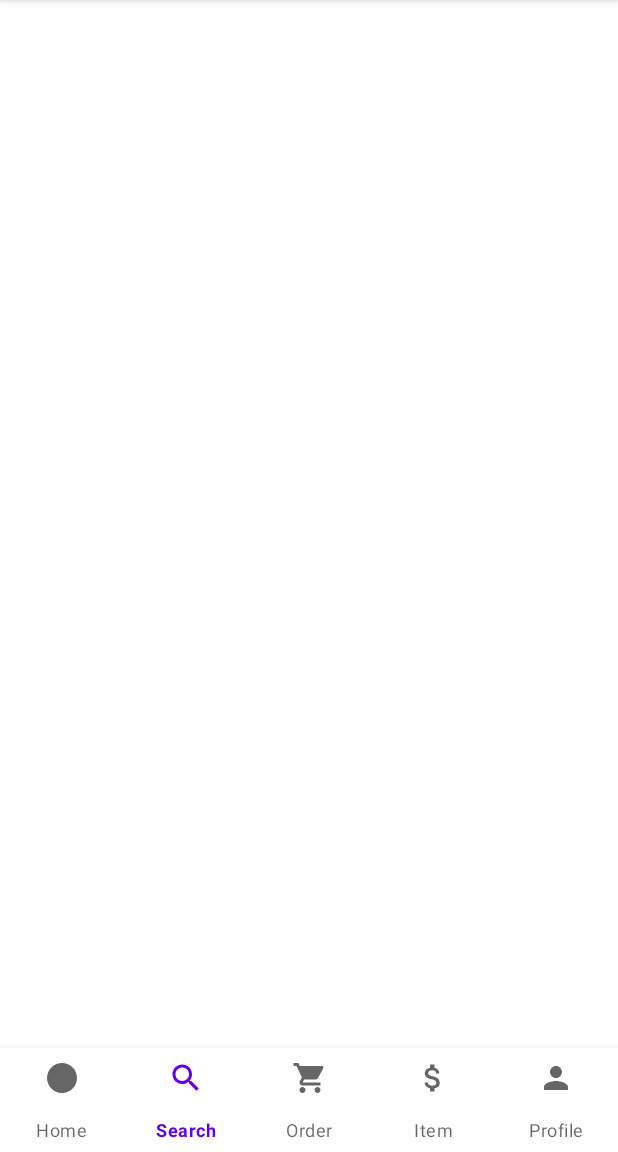
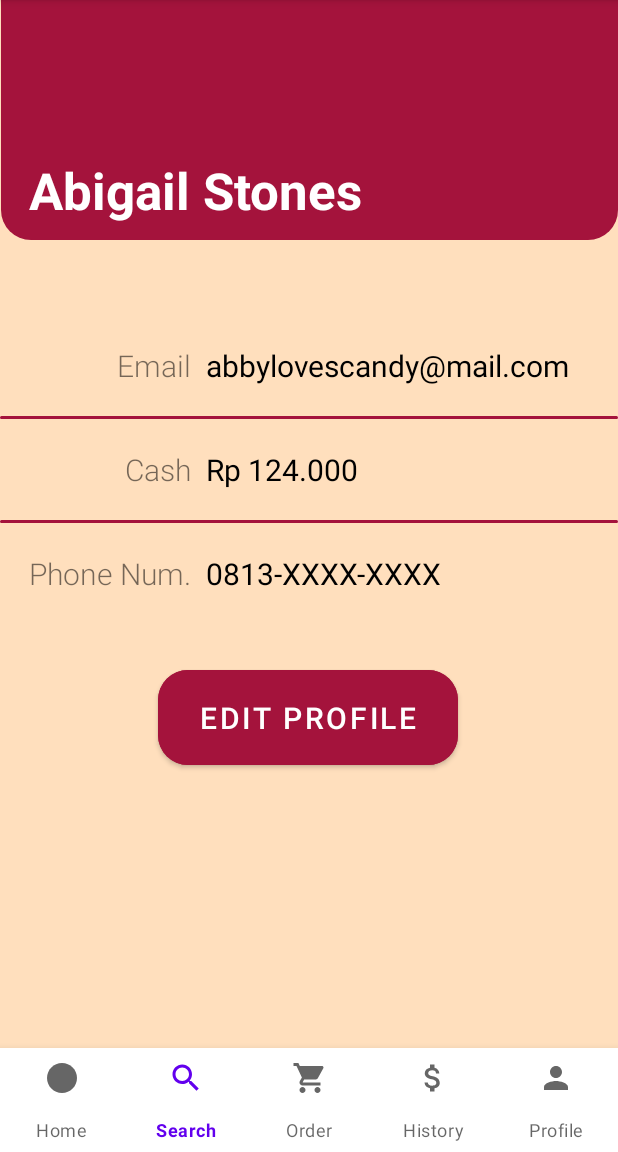
Before and after one commit to WideanNagari/Digital-Menu-User, an Android app: the screen it shows after launch (HomeActivity), item 2 of the bottom bar chosen, on a phone screen of 412 x 824 dp, the part 84-1236 px from its top. Run offline under Robolectric (Android 15) with nearby library versions, the phone set to English and light mode, and no system bars; our stand-ins replace Volley.

Commit message:
Minor Change pas maju proyek tdi

```diff
--- a/app/src/main/java/com/example/userapplication/HomeActivity.java
+++ b/app/src/main/java/com/example/userapplication/HomeActivity.java
@@ -1,10 +1,13 @@
 package com.example.userapplication;
 
+import androidx.annotation.NonNull;
 import androidx.annotation.Nullable;
 import androidx.appcompat.app.AppCompatActivity;
+import androidx.fragment.app.Fragment;
 
 import android.content.Intent;
 import android.os.Bundle;
+import android.view.MenuItem;
 
 import com.android.volley.AuthFailureError;
 import com.android.volley.Request;
@@ -13,6 +16,9 @@ import com.android.volley.Response;
 import com.android.volley.VolleyError;
 import com.android.volley.toolbox.StringRequest;
 import com.android.volley.toolbox.Volley;
+import com.example.userapplication.Fragments.ProfileFragment;
+import com.google.android.material.bottomnavigation.BottomNavigationView;
+import com.google.android.material.navigation.NavigationBarView;
 
 import org.json.JSONArray;
 import org.json.JSONException;
@@ -23,10 +29,30 @@ import java.util.Map;
 
 public class HomeActivity extends AppCompatActivity {
 
+    BottomNavigationView navbar;
     @Override
     protected void onCreate(Bundle savedInstanceState) {
         super.onCreate(savedInstanceState);
         setContentView(R.layout.activity_home);
+        navbar = findViewById(R.id.nav_home);
+
+        navbar.setOnItemSelectedListener(new NavigationBarView.OnItemSelectedListener() {
+            @Override
+            public boolean onNavigationItemSelected(@NonNull MenuItem item) {
+                Fragment frag;
+                switch (item.getItemId()){
+                    default:
+                        frag = ProfileFragment.newInstance("param1", "param2");
+                        break;
+                }
+                try {
+                    getSupportFragmentManager().beginTransaction().replace(R.id.fr_home,frag).commit();
+                } catch (Exception e) {
+                    e.printStackTrace();
+                }
+                return true;
+            }
+        });
 
     }
     private void GetAllMahasiswaProcess(){
--- a/app/src/main/res/layout/fragment_profile.xml
+++ b/app/src/main/res/layout/fragment_profile.xml
@@ -167,16 +167,16 @@
     <Button
         android:id="@+id/btn_profileedit"
         android:layout_width="200dp"
-        android:layout_height="wrap_content"
+        android:layout_height="75dp"
         android:backgroundTint="@color/pink3"
         android:text="Edit Profile"
-        android:textSize="16sp"
+        android:textSize="20sp"
         app:cornerRadius="20dp"
         app:layout_constraintBottom_toBottomOf="parent"
         app:layout_constraintEnd_toEndOf="parent"
         app:layout_constraintHorizontal_bias="0.497"
         app:layout_constraintStart_toStartOf="parent"
         app:layout_constraintTop_toBottomOf="@+id/linearLayout2"
-        app:layout_constraintVertical_bias="0.097" />
+        app:layout_constraintVertical_bias="0.120000005" />
 
 </androidx.constraintlayout.widget.ConstraintLayout>
--- a/app/src/main/res/menu/navbar_home.xml
+++ b/app/src/main/res/menu/navbar_home.xml
@@ -24,7 +24,7 @@
         android:id="@+id/btn_navhistory"
         android:enabled="true"
         android:icon="@drawable/ic_baseline_attach_money_24"
-        android:title="Item"
+        android:title="History"
         app:showAsAction="always" />
     <item
         android:id="@+id/btn_navprofile"
```
